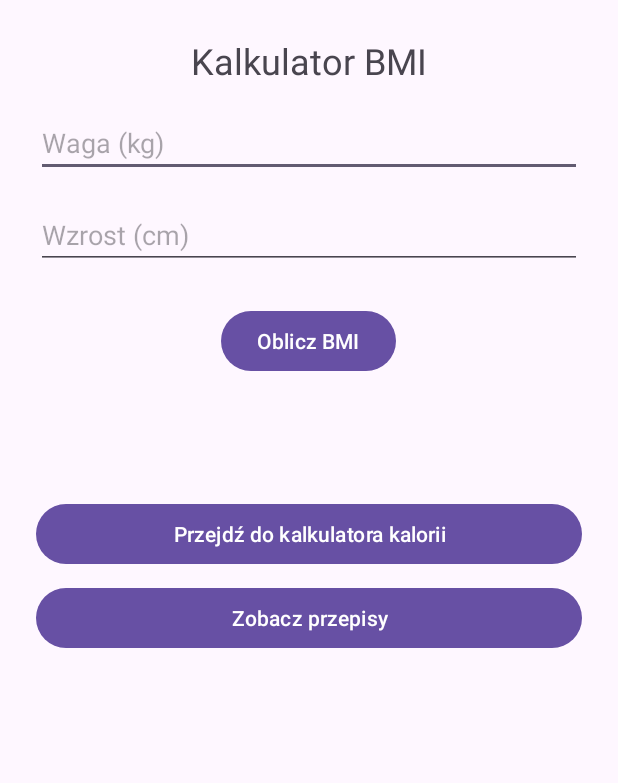
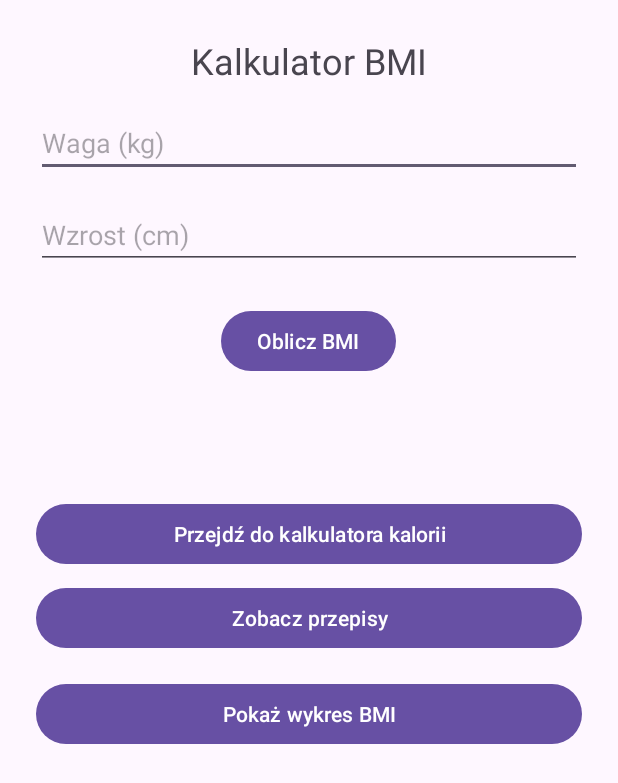
Before and after one commit to s25527-pj/pamo, an Android app: the screen it shows after launch (BMICalculatorActivity), on a phone screen of 412 x 824 dp. Shown: the top 783 px of the screen. Run offline under Robolectric (Android 15) with nearby library versions, the phone set to English and light mode, and no system bars.

Commit message:
added BMIchart using PhilJay MPAndroidChart

```diff
--- a/app/build.gradle.kts
+++ b/app/build.gradle.kts
@@ -41,6 +41,7 @@ dependencies {
     implementation("androidx.constraintlayout:constraintlayout:2.1.4")
     implementation("androidx.navigation:navigation-fragment:2.6.0")
     implementation("androidx.navigation:navigation-ui:2.6.0")
+    implementation("com.github.PhilJay:MPAndroidChart:v3.1.0")
     testImplementation("junit:junit:4.13.2")
     androidTestImplementation("androidx.test.ext:junit:1.2.1")
     androidTestImplementation("androidx.test.espresso:espresso-core:3.6.1")
--- a/app/src/main/AndroidManifest.xml
+++ b/app/src/main/AndroidManifest.xml
@@ -17,6 +17,7 @@
         <activity android:name=".CaloriesCalculatorActivity" />
         <activity android:name=".BMICalculatorActivity" />
         <activity android:name=".ShoppingListActivity" />
+        <activity android:name=".BmiChartActivity" />
         <activity android:name=".SplashActivity"
             android:exported="true">
             <intent-filter>
--- a/app/src/main/java/com/example/pambmio/BMICalculatorActivity.java
+++ b/app/src/main/java/com/example/pambmio/BMICalculatorActivity.java
@@ -64,4 +64,10 @@ public class BMICalculatorActivity extends AppCompatActivity {
         intent.putExtra("calories", 2000); // Możesz zmienić na coś dynamicznego lub usunąć
         startActivity(intent);
     }
+
+    public void goToChart(View view) {
+        Intent intent = new Intent(this, BmiChartActivity.class);
+        startActivity(intent);
+    }
+
 }
--- a/app/src/main/res/layout/activity_bmicalculator.xml
+++ b/app/src/main/res/layout/activity_bmicalculator.xml
@@ -60,5 +60,14 @@
             android:text="Zobacz przepisy"
             android:onClick="goToRecipes"
             android:layout_marginTop="8dp" />
+
+        <Button
+            android:id="@+id/bmiChartButton"
+            android:layout_width="match_parent"
+            android:layout_height="wrap_content"
+            android:text="Pokaż wykres BMI"
+            android:onClick="goToChart"
+            android:layout_marginTop="16dp" />
+
     </LinearLayout>
 </ScrollView>
--- a/settings.gradle.kts
+++ b/settings.gradle.kts
@@ -10,6 +10,7 @@ dependencyResolutionManagement {
     repositories {
         google()
         mavenCentral()
+        maven(url = "https://jitpack.io")
     }
 }
 
```
Also changed, not shown: app/src/main/java/com/example/pambmio/BmiChartActivity.java (added, +52 -0 lines), app/src/main/res/layout/activity_bmi_chart.xml (added, +14 -0 lines).
